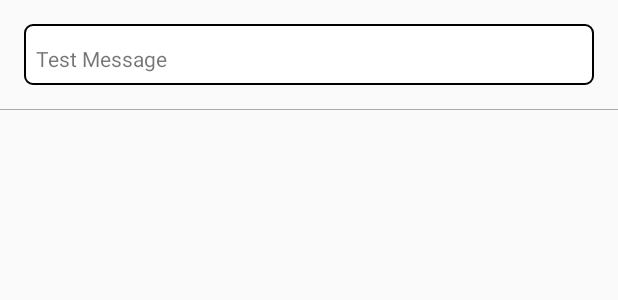
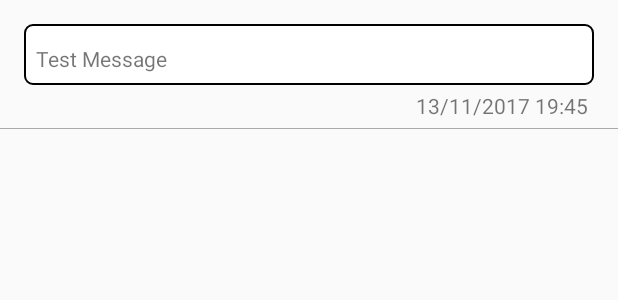
Before and after one commit to mairissi/comunica-ifsp, an Android app: the layout cell_topic_messages.xml on its own in the app's theme, with its tools: preview values and no code run, on a phone screen of 412 x 824 dp. Shown: the top 300 px of the screen. Run offline under Robolectric (Android 15) with nearby library versions, the phone set to English and light mode, and no system bars.

Commit message:
Carimbo de data e hora adicionados no envio de mensagens

```diff
--- a/app/src/main/java/br/edu/ifspsaocarlos/comunicaifsp/activity/CadastroTopicoActivity.java
+++ b/app/src/main/java/br/edu/ifspsaocarlos/comunicaifsp/activity/CadastroTopicoActivity.java
@@ -88,7 +88,7 @@ public class CadastroTopicoActivity extends CommonActivity
         }
 
         if (password.getText().toString().isEmpty()) {
-            password.setError("Nome não informado!");
+            password.setError("Senha não informada!");
             password.requestFocus();
             noError = false;
         }
--- a/app/src/main/java/br/edu/ifspsaocarlos/comunicaifsp/activity/MainActivity.java
+++ b/app/src/main/java/br/edu/ifspsaocarlos/comunicaifsp/activity/MainActivity.java
@@ -145,9 +145,6 @@ public class MainActivity extends CommonActivity {
         }
     }
 
-
-
-
     public void configNavigationView(){
        FirebaseUser user = FirebaseAuth.getInstance().getCurrentUser();
        View header =  navigationView.getHeaderView(0);
--- a/app/src/main/res/layout/activity_topico_cadastro.xml
+++ b/app/src/main/res/layout/activity_topico_cadastro.xml
@@ -62,7 +62,8 @@
                         android:layout_height="wrap_content"
                         android:hint="@string/curso"
                         android:imeOptions="actionNext"
-                        android:inputType="textPersonName|textCapWords" />
+                        android:maxLength="3"
+                        android:inputType="textCapCharacters" />
                 </android.support.design.widget.TextInputLayout>
 
                 <android.support.design.widget.TextInputLayout
--- a/app/src/main/res/layout/cell_topic_messages.xml
+++ b/app/src/main/res/layout/cell_topic_messages.xml
@@ -30,6 +30,24 @@
 
     </LinearLayout>
 
+    <LinearLayout
+        android:layout_width="match_parent"
+        android:layout_height="wrap_content"
+        android:orientation="horizontal"
+        android:layout_marginTop="-12dp">
+
+        <TextView
+            android:id="@+id/client_date"
+            android:layout_width="match_parent"
+            android:layout_height="wrap_content"
+            android:textAlignment="textEnd"
+            android:layout_gravity="end"
+            android:layout_marginRight="20dp"
+            android:layout_marginBottom="5dp"
+            android:text="13/11/2017 19:45"/>
+
+    </LinearLayout>
+
     <View
         android:layout_width="match_parent"
         android:layout_height="0.6dp"
--- a/app/src/main/res/values/strings.xml
+++ b/app/src/main/res/values/strings.xml
@@ -14,7 +14,7 @@
     <string name="meuPerfil">Perfil</string>
     <string name="meusTopicos">Tópicos</string>
     <string name="descricao">Descrição</string>
-    <string name="curso">Curso</string>
+    <string name="curso">Sigla do curso</string>
     <string name="enviar">Enviar</string>
     <string name="esqueceu_senha">Esqueceu sua senha? Clique aqui</string>
 </resources>
```
Also changed, not shown: app/src/main/java/br/edu/ifspsaocarlos/comunicaifsp/CommonActivity.java (+0 -8 lines), app/src/main/java/br/edu/ifspsaocarlos/comunicaifsp/Message.java (added, +28 -0 lines), app/src/main/java/br/edu/ifspsaocarlos/comunicaifsp/User.java (+8 -9 lines), app/src/main/java/br/edu/ifspsaocarlos/comunicaifsp/activity/SignInTopicActivity.java (+5 -4 lines), app/src/main/java/br/edu/ifspsaocarlos/comunicaifsp/activity/TopicMessageActivity.java (+27 -16 lines).
